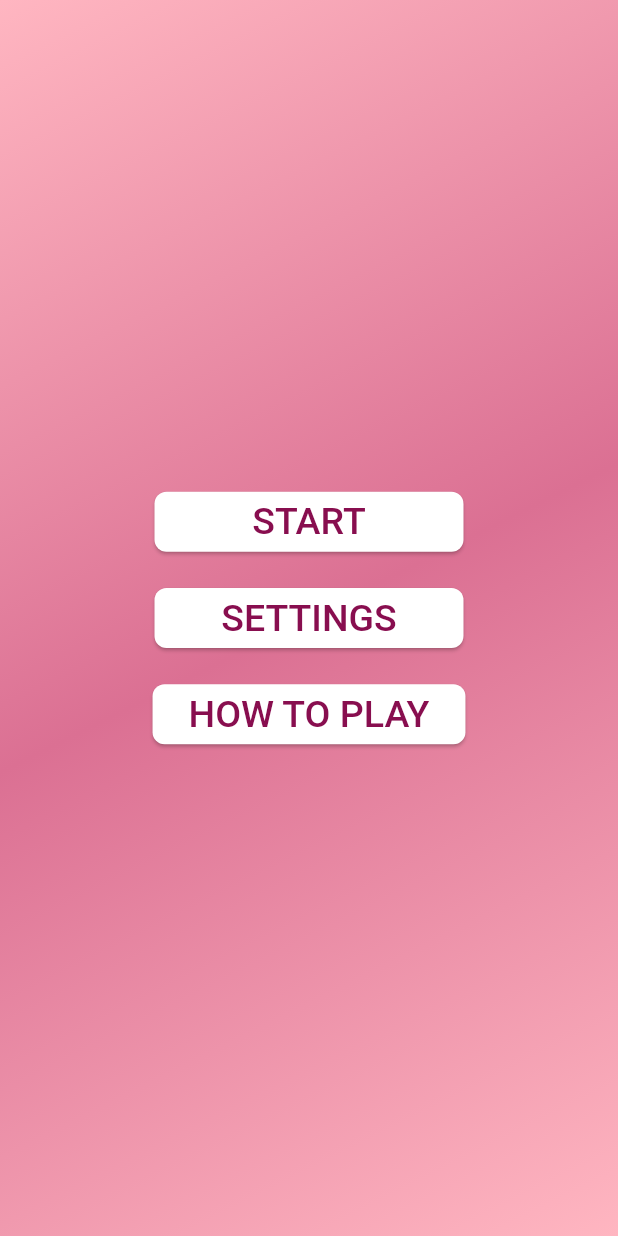
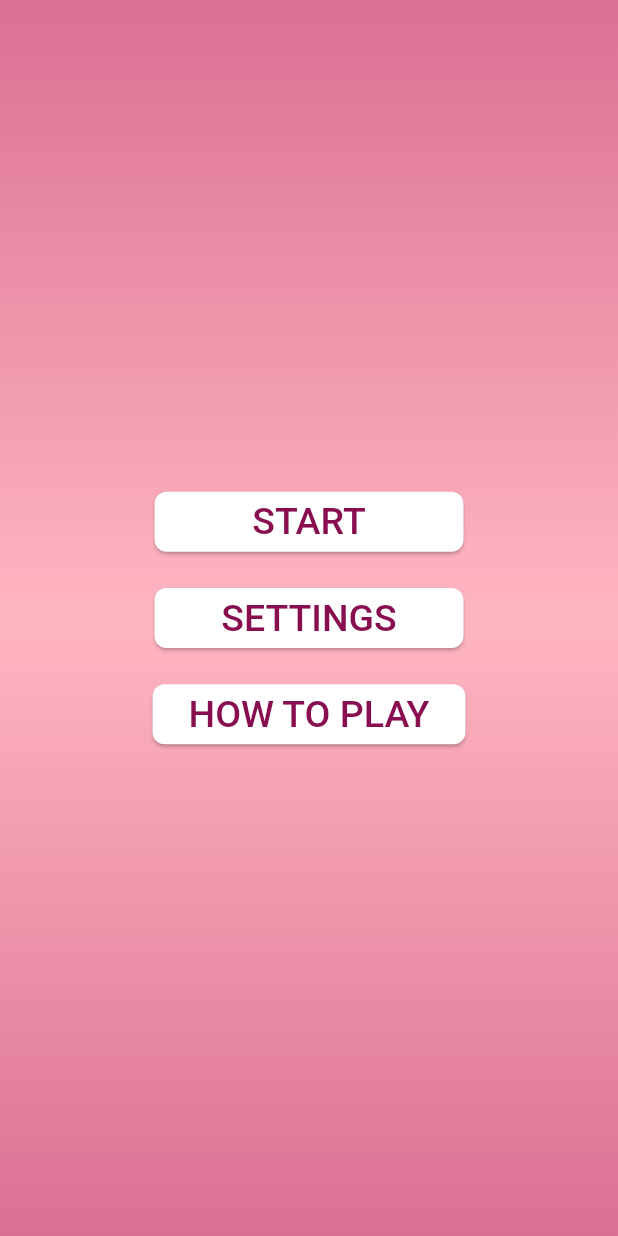
Before and after one commit to mraboso2019/practica2moviles, a Flutter app: the screen it shows after launch, on a phone screen of 412 x 824 dp. Run offline on Flutter 3.47's test engine with Material 3 defaults, Android fonts, the phone set to English and light mode, and no system bars; our stand-ins replace audioplayers, shared_preferences.

Commit message:
Update app_theme.dart

```diff
--- a/lib/app_theme.dart
+++ b/lib/app_theme.dart
@@ -87,12 +87,12 @@ class AppTheme extends ChangeNotifier {
   BoxDecoration get gradientBackground => BoxDecoration(
     gradient: LinearGradient(
       colors: [
+        gridBackGroundColor,
         backgroundColor,
         gridBackGroundColor,
-        backgroundColor,
       ],
-      begin: Alignment.topLeft,
-      end: Alignment.bottomRight,
+      begin: Alignment.topCenter,
+      end: Alignment.bottomCenter,
     ),
   );
 }
```
